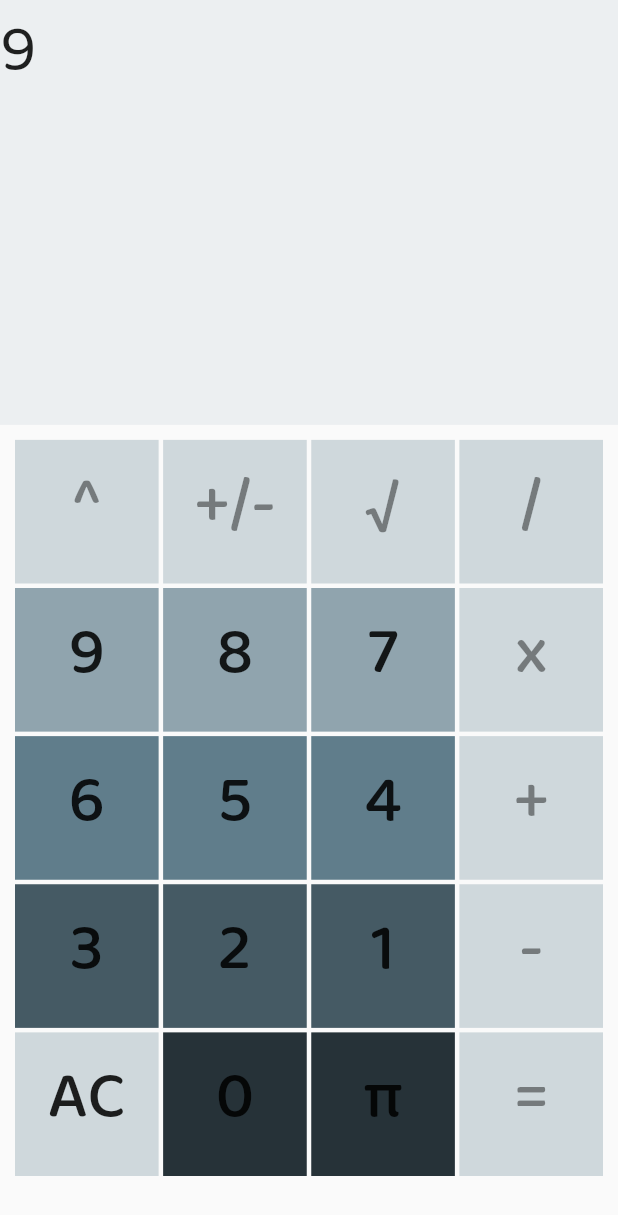
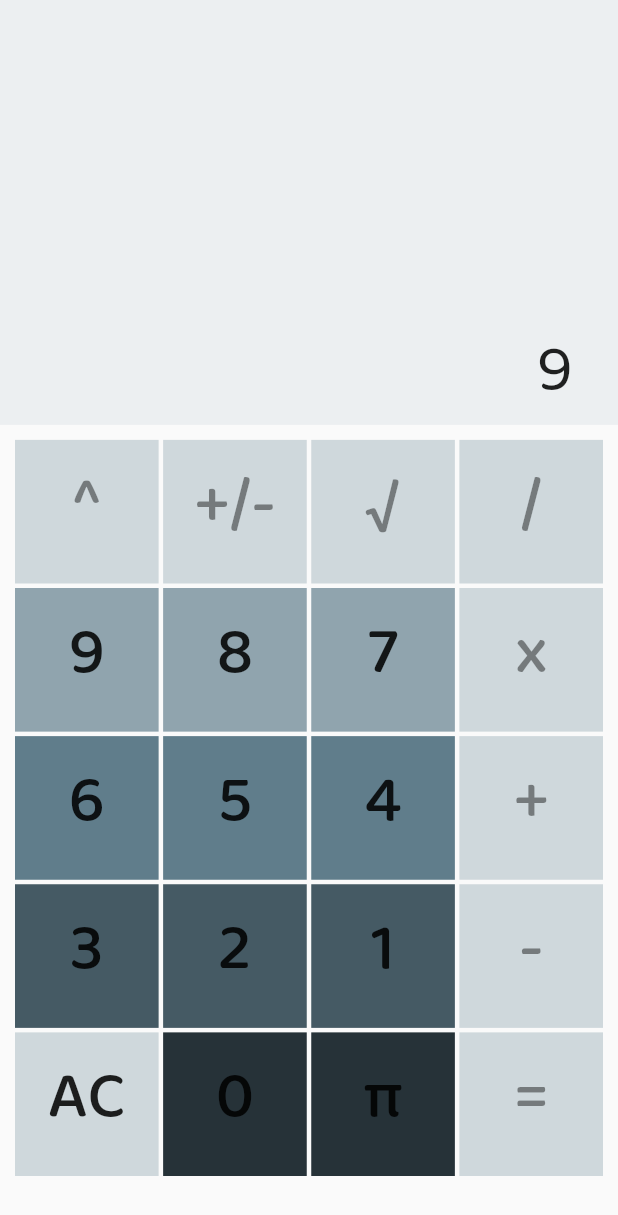
Before and after one commit to elmmo/FlutterPlayground, a Flutter app: the screen it shows after launch, after a tap on an icon or button, on a phone screen of 412 x 824 dp. Shown: the top 1215 px of the screen. Run offline on Flutter 3.47's test engine with Material 2 defaults, Android fonts, the phone set to English and light mode, and no system bars.

Commit message:
falignstate-dependent output

```diff
--- a/calculator/lib/CalculatorFormatting.dart
+++ b/calculator/lib/CalculatorFormatting.dart
@@ -23,8 +23,7 @@ class CalculatorFormatting {
       (GridView.count(
           primary: false,
           shrinkWrap: true,
-          padding: const EdgeInsets.fromLTRB(
-            10, 10, 10, 40), // padding around main container (grid)
+          padding: const EdgeInsets.fromLTRB(10, 10, 10, 40), // padding around main container (grid)
           crossAxisSpacing: 3, // space between the columns
           mainAxisSpacing: 3, // space between the rows
           crossAxisCount: 4, // number of items per row / num of columns
--- a/calculator/lib/CalculatorLanding.dart
+++ b/calculator/lib/CalculatorLanding.dart
@@ -18,16 +18,19 @@ class CalculatorState extends State<CalculatorLanding>{
       body: Column(
         children: <Widget>[
           Expanded( // fills the rest of the space not taken up by the buttons
-            // stack lays widgets on top of each other
-            child: Stack(
-              children: <Widget>[
-                Container(  // bottom widget - background
-                  color: themeColor[50]
-                ),
-                Text(_evalStmt)
-              ]
-            )
-          ),
+            child: Container(
+              color: themeColor[50],
+              padding: const EdgeInsets.fromLTRB(0, 0, 30, 20),
+              child: Align(
+                alignment: Alignment.bottomRight,
+                child: Container(
+                  height: 50,
+                  //color: Colors.amber[600],
+                  child: Text(_evalStmt)
+                  )
+                )
+              )
+            ),
           CalculatorFormatting.getCalcButtonLayout(themeColor, updateEvaluation)
         ]
       )
```
